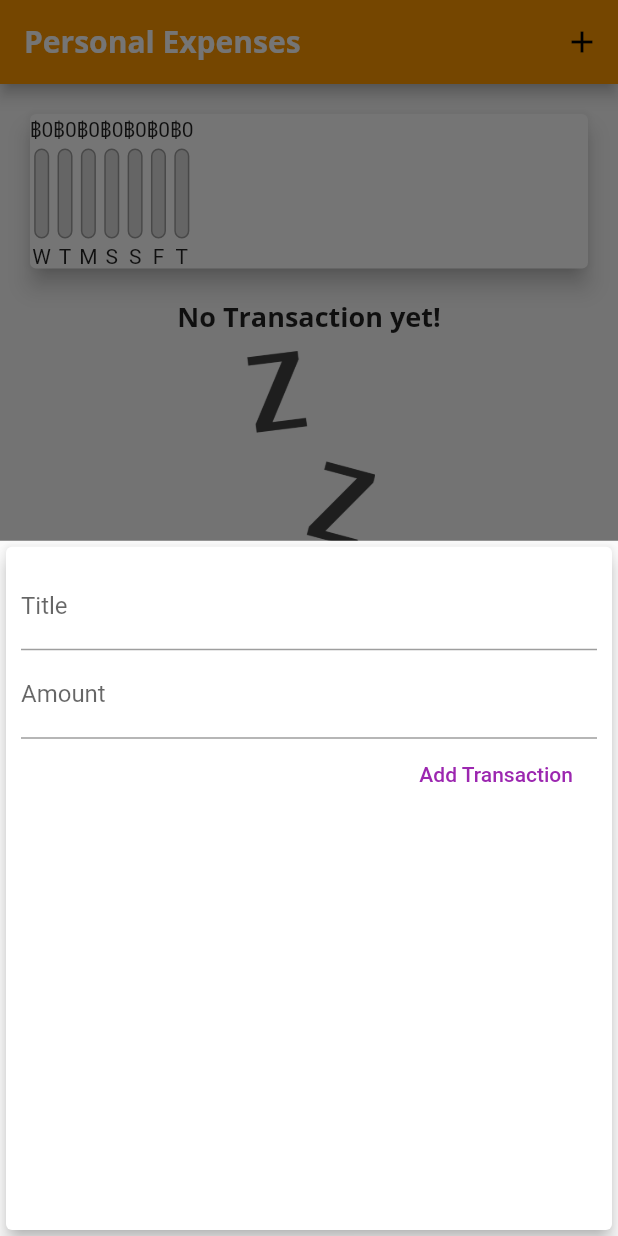
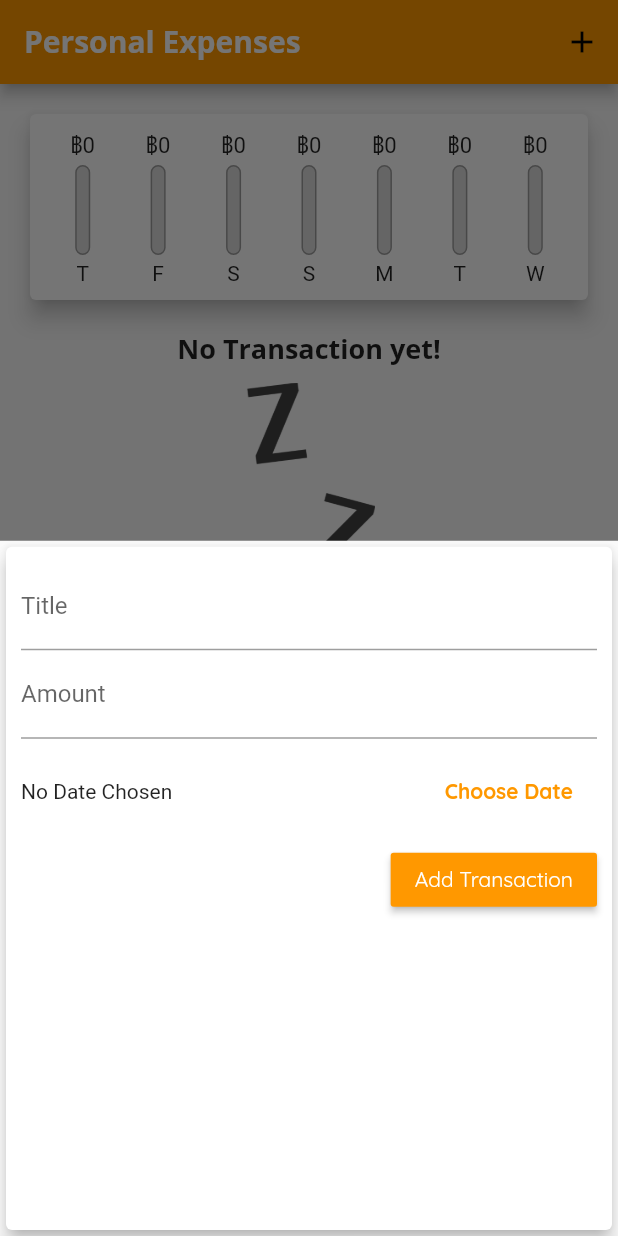
Before and after one commit to Abdulhakim-Maha/Flutter-Tutorial, a Flutter app: the screen it shows after launch, after a tap on the "add" icon, on a phone screen of 412 x 824 dp. Run offline on Flutter 3.47's test engine with Material 2 defaults, Android fonts, the phone set to English and light mode, and no system bars.

Commit message:
Expenses done!!

```diff
--- a/expenses/lib/main.dart
+++ b/expenses/lib/main.dart
@@ -13,6 +13,7 @@ class MyApp extends StatelessWidget {
       title: 'Personal Expenses',
       theme: ThemeData(
         primarySwatch: Colors.orange,
+        errorColor: Colors.red,
         fontFamily: 'Quicksand',
         textTheme: ThemeData.light().textTheme.copyWith(
               headline6: TextStyle(
@@ -20,6 +21,7 @@ class MyApp extends StatelessWidget {
                 fontWeight: FontWeight.bold,
                 fontSize: 18,
               ),
+              button: TextStyle(color: Colors.white),
             ),
         appBarTheme: AppBarTheme(
           textTheme: ThemeData.light().textTheme.copyWith(
@@ -72,15 +74,23 @@ class _MyHomePageState extends State<MyHomePage> {
     }).toList();
   }
 
-  void _addNewTransaction(String title, double amount) {
+  void _addNewTransaction(String title, double amount, DateTime chosenDate) {
     final newTx = Transaction(
         amount: amount,
-        date: DateTime.now(),
+        date: chosenDate,
         id: DateTime.now().toString(),
         title: title);
 
     setState(() {
       _userTransaction.add(newTx);
+    });
+  }
+
+  void _deleteTransaction(String id) {
+    setState(() {
+      _userTransaction.removeWhere((tx) {
+        return tx.id == id;
+      });
     });
   }
 
@@ -115,7 +125,7 @@ class _MyHomePageState extends State<MyHomePage> {
           crossAxisAlignment: CrossAxisAlignment.center, //align-item
           children: <Widget>[
             Chart(_userTransaction),
-            TransactionList(_recentTransaction),
+            TransactionList(_recentTransaction, _deleteTransaction),
           ],
         ),
       ),
--- a/expenses/lib/widgets/chart.dart
+++ b/expenses/lib/widgets/chart.dart
@@ -33,7 +33,7 @@ class Chart extends StatelessWidget {
         'day': DateFormat.E().format(weekDay).substring(0, 1),
         'amount': totalSum,
       };
-    });
+    }).reversed.toList();
   }
 
   double get totalSpending {
@@ -47,11 +47,22 @@ class Chart extends StatelessWidget {
     return Card(
       elevation: 6,
       margin: EdgeInsets.all(20),
-      child: Row(
-        children: groupTransactionValue.map((data) {
-          return ChartBar(data['day'] as String, data['amount'] as double,
-              (data['amount'] as double) / totalSpending);
-        }).toList(),
+      child: Padding(
+        padding: EdgeInsets.all(10),
+        child: Row(
+          mainAxisAlignment: MainAxisAlignment.spaceAround,
+          children: groupTransactionValue.map((data) {
+            return Flexible(
+              flex: 2,
+              child: ChartBar(
+                  data['day'] as String,
+                  data['amount'] as double,
+                  totalSpending == 0.0
+                      ? 0.0
+                      : (data['amount'] as double) / totalSpending),
+            );
+          }).toList(),
+        ),
       ),
     );
   }
--- a/expenses/lib/widgets/chart_bar.dart
+++ b/expenses/lib/widgets/chart_bar.dart
@@ -11,7 +11,12 @@ class ChartBar extends StatelessWidget {
   Widget build(BuildContext context) {
     return Column(
       children: [
-        Text('฿${spendingAmount.toStringAsFixed(0)}'),
+        Container(
+          height: 20,
+          child: FittedBox(
+            child: Text('฿${spendingAmount.toStringAsFixed(0)}'),
+          ),
+        ),
         SizedBox(height: 4),
         Container(
           width: 10,
--- a/expenses/lib/widgets/new_transaction.dart
+++ b/expenses/lib/widgets/new_transaction.dart
@@ -1,4 +1,5 @@
 import 'package:flutter/material.dart';
+import 'package:intl/intl.dart';
 
 class NewTransaction extends StatefulWidget {
   final Function addList;
@@ -10,24 +11,45 @@ class NewTransaction extends StatefulWidget {
 }
 
 class _NewTransactionState extends State<NewTransaction> {
-  final titleController = TextEditingController();
+  final _titleController = TextEditingController();
+  final _amountController = TextEditingController();
+  DateTime? _selectedDate;
 
-  final amountController = TextEditingController();
+  void _submitData() {
+    if (_amountController.text.isEmpty) {
+      return;
+    }
 
-  void submitData() {
-    final enteredTitle = titleController.text;
-    final enteredAmount = double.parse(amountController.text);
+    final enteredTitle = _titleController.text;
+    final enteredAmount = double.parse(_amountController.text);
 
-    if (enteredTitle.isEmpty || enteredAmount <= 0) {
+    if (enteredTitle.isEmpty || enteredAmount <= 0 || _selectedDate == null) {
       return;
     }
 
     widget.addList(
       enteredTitle,
       enteredAmount,
+      _selectedDate,
     );
 
     Navigator.of(context).pop();
+  }
+
+  void _presentDatePicker() {
+    showDatePicker(
+      context: context,
+      initialDate: DateTime.now(),
+      firstDate: DateTime(2021),
+      lastDate: DateTime.now(),
+    ).then((pickedDate) {
+      if (pickedDate == null) {
+        return;
+      }
+      setState(() {
+        _selectedDate = pickedDate;
+      });
+    });
   }
 
   @override
@@ -41,22 +63,47 @@ class _NewTransactionState extends State<NewTransaction> {
           children: [
             TextField(
               decoration: InputDecoration(labelText: 'Title'),
-              controller: titleController,
-              onSubmitted: (_) => submitData(),
+              controller: _titleController,
+              onSubmitted: (_) => _submitData(),
               // onChanged: (value) {
               //   tittleInput = value;
               // },
             ),
             TextField(
               decoration: InputDecoration(labelText: 'Amount'),
-              controller: amountController,
+              controller: _amountController,
               keyboardType: TextInputType.number,
-              onSubmitted: (_) => submitData(),
+              onSubmitted: (_) => _submitData(),
               // onChanged: (val) => amountInput = val,
             ),
-            FlatButton(
-              onPressed: submitData,
-              textColor: Colors.purple,
+            Container(
+              height: 70,
+              child: Row(
+                children: [
+                  Expanded(
+                    child: Text(
+                      _selectedDate == null
+                          ? 'No Date Chosen'
+                          : 'Picked Date: ${DateFormat.yMd().format(_selectedDate as DateTime)}',
+                    ),
+                  ),
+                  FlatButton(
+                    textColor: Theme.of(context).primaryColor,
+                    onPressed: _presentDatePicker,
+                    child: Text(
+                      'Choose Date',
+                      style: TextStyle(
+                        fontWeight: FontWeight.bold,
+                      ),
+                    ),
+                  )
+                ],
+              ),
+            ),
+            RaisedButton(
+              onPressed: _submitData,
+              color: Theme.of(context).primaryColor,
+              textColor: Theme.of(context).textTheme.button!.color,
               child: Text(
                 'Add Transaction',
               ),
```
Also changed, not shown: expenses/lib/widgets/transaction_list.dart (+29 -40 lines).
